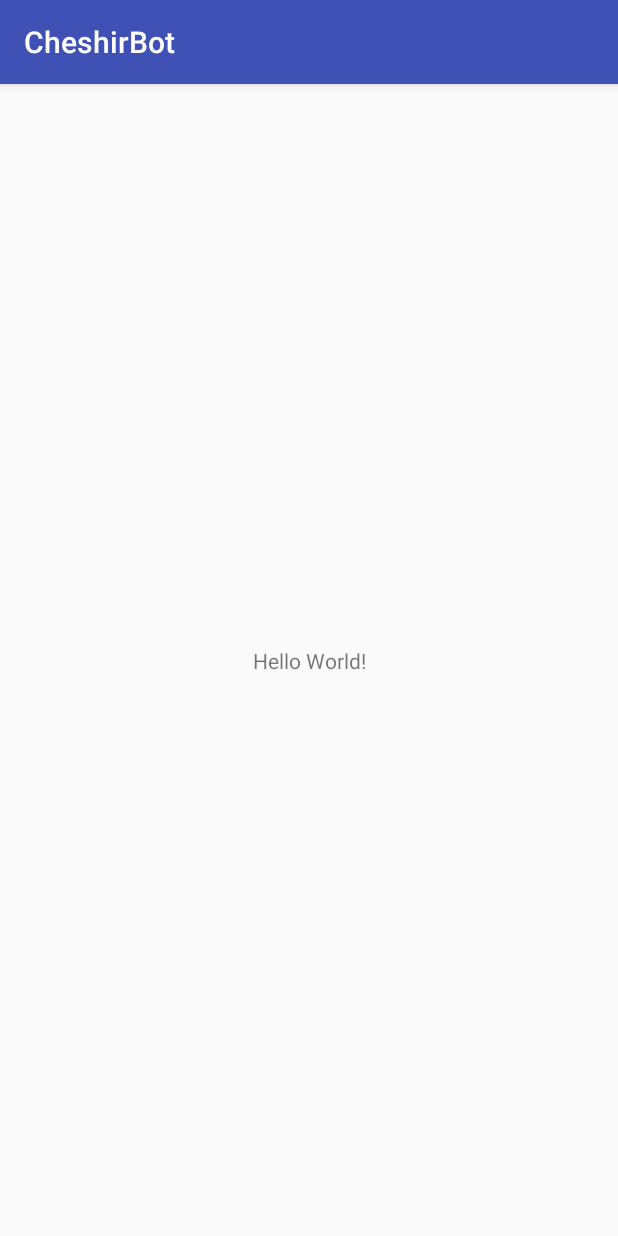
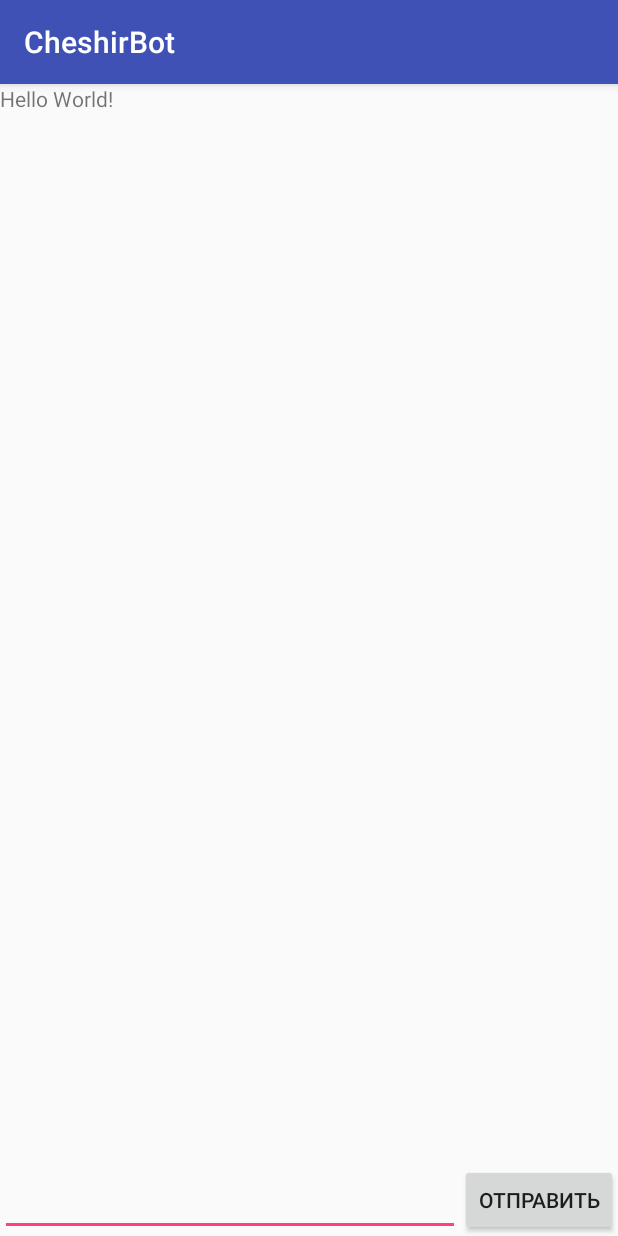
Before and after one commit to Cheshir4/Bot, an Android app: the screen it shows after launch (MainActivity), on a phone screen of 412 x 824 dp. Run offline under Robolectric (Android 15) with nearby library versions, the phone set to English and light mode, and no system bars.

Commit message:
Необходимые статичные элементы + вывод текста на экран

```diff
--- a/app/src/main/java/com/example/ulyaf/cheshirbot/MainActivity.java
+++ b/app/src/main/java/com/example/ulyaf/cheshirbot/MainActivity.java
@@ -2,12 +2,25 @@ package com.example.ulyaf.cheshirbot;
 
 import android.support.v7.app.AppCompatActivity;
 import android.os.Bundle;
+import android.view.View;
+import android.widget.EditText;
+import android.widget.TextView;
 
 public class MainActivity extends AppCompatActivity {
+
 
     @Override
     protected void onCreate(Bundle savedInstanceState) {
         super.onCreate(savedInstanceState);
         setContentView(R.layout.activity_main);
     }
+
+    public void onButtonClick(View view) {
+        //Почему final
+         final EditText editText = (EditText)findViewById(R.id.editText1);
+         TextView textView = (TextView)findViewById(R.id.textView1);
+
+        String phrase = editText.getText().toString();
+        textView.setText(phrase);
+    }
 }
--- a/app/src/main/res/layout/activity_main.xml
+++ b/app/src/main/res/layout/activity_main.xml
@@ -1,5 +1,5 @@
 <?xml version="1.0" encoding="utf-8"?>
-<android.support.constraint.ConstraintLayout xmlns:android="http://schemas.android.com/apk/res/android"
+<RelativeLayout xmlns:android="http://schemas.android.com/apk/res/android"
     xmlns:app="http://schemas.android.com/apk/res-auto"
     xmlns:tools="http://schemas.android.com/tools"
     android:layout_width="match_parent"
@@ -7,6 +7,7 @@
     tools:context=".MainActivity">
 
     <TextView
+        android:id="@+id/textView1"
         android:layout_width="wrap_content"
         android:layout_height="wrap_content"
         android:text="Hello World!"
@@ -15,4 +16,22 @@
         app:layout_constraintRight_toRightOf="parent"
         app:layout_constraintTop_toTopOf="parent" />
 
-</android.support.constraint.ConstraintLayout>
+    <EditText
+        android:id="@+id/editText1"
+        android:layout_width="match_parent"
+        android:layout_height="wrap_content"
+        android:layout_toLeftOf="@+id/button1"
+        android:layout_alignParentBottom="true"  />
+
+    <Button
+        android:id="@+id/button1"
+        android:layout_width="wrap_content"
+        android:layout_height="wrap_content"
+        android:layout_alignParentRight="true"
+        android:layout_alignParentBottom="true"
+        android:text="Отправить"
+        android:onClick="onButtonClick" />
+
+
+    <!--android:ems="100"-->
+</RelativeLayout>
```
